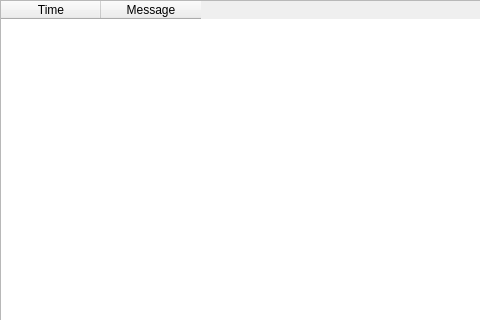
Old version of the form app/src/widgets/logstablewidget/logstablewidget.ui in the repository Gris87/TInvestor; both pictures show x 0 to 480 and y 0 to 320 of the 746 by 479 pixel window.
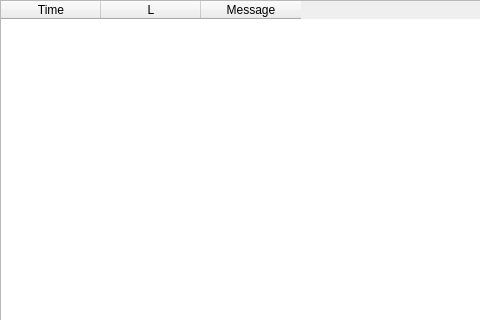
New version of the form.

Patch:
```diff
--- a/app/src/widgets/logstablewidget/logstablewidget.ui
+++ b/app/src/widgets/logstablewidget/logstablewidget.ui
@@ -38,7 +38,7 @@
       <enum>QAbstractItemView::SelectionBehavior::SelectRows</enum>
      </property>
      <property name="columnCount">
-      <number>2</number>
+      <number>3</number>
      </property>
      <attribute name="horizontalHeaderShowSortIndicator" stdset="0">
       <bool>true</bool>
@@ -48,6 +48,11 @@
        <string>Time</string>
       </property>
      </column>
+     <column>
+      <property name="text">
+       <string notr="true">L</string>
+      </property>
+     </column>
      <column>
       <property name="text">
        <string>Message</string>
```
Left out of the diff: 3 changed lines with no effect on the pictures.
